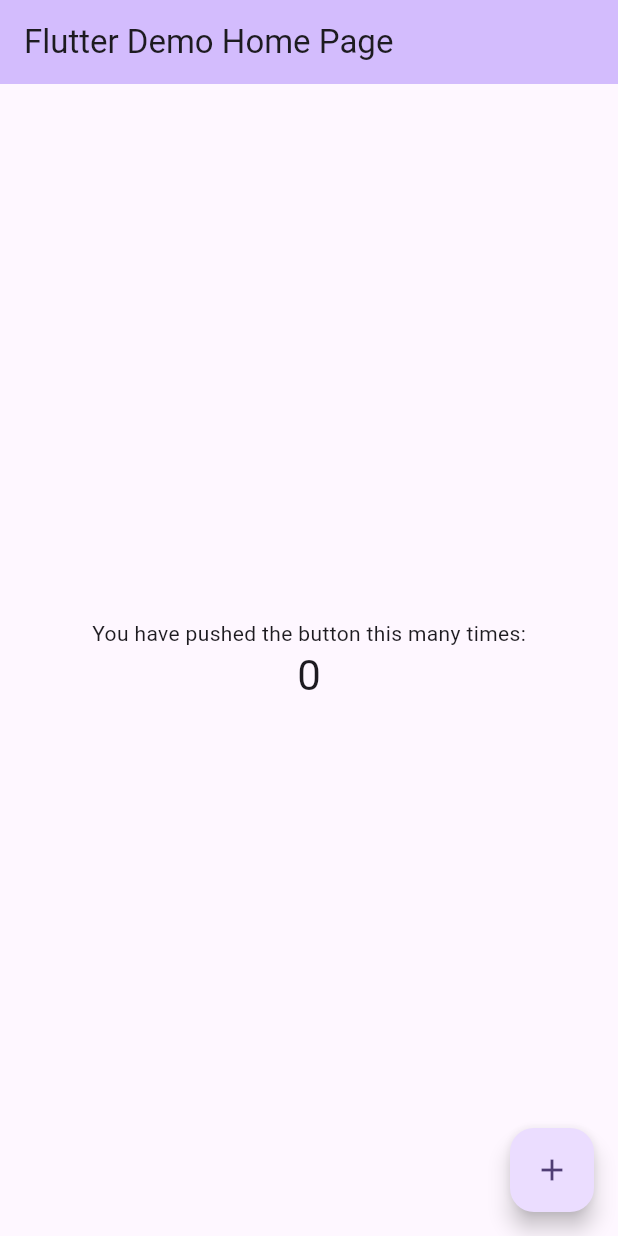
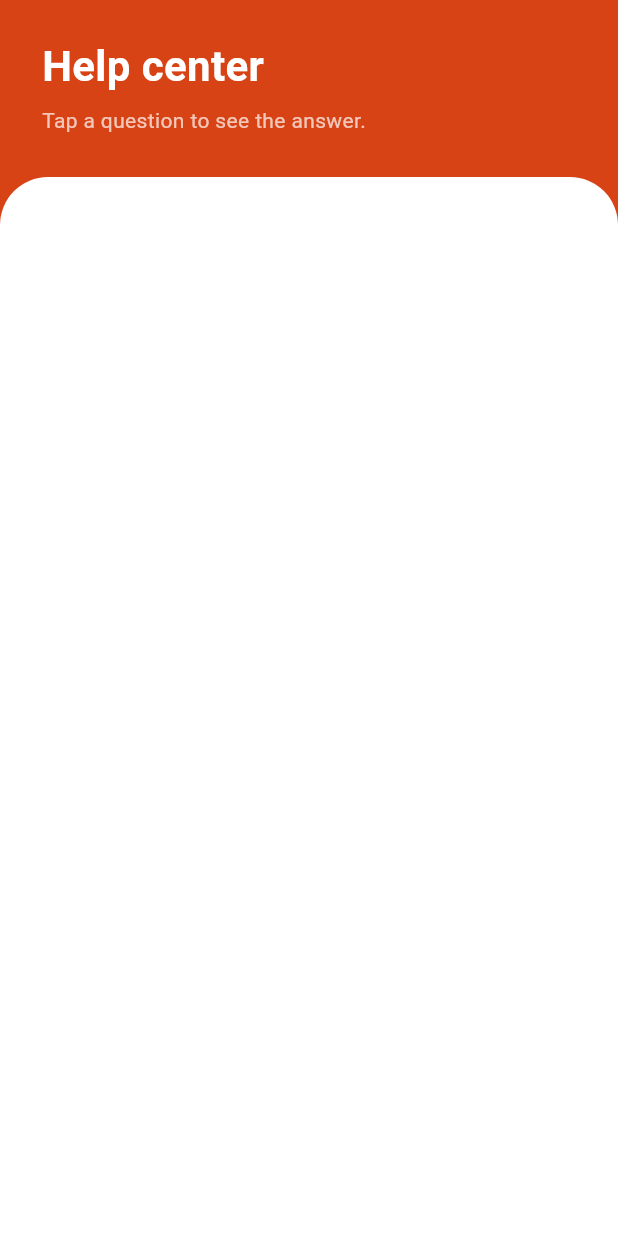
Before and after one commit to nakuwa23/expansion_tile_demo, a Flutter app: the screen it shows after launch, on a phone screen of 412 x 824 dp. Run offline on Flutter 3.47's test engine with Material 3 defaults, Android fonts, the phone set to English and light mode, and no system bars.

Commit message:
Add orange header and white sheet layout

```diff
--- a/lib/main.dart
+++ b/lib/main.dart
@@ -1,122 +1,71 @@
 import 'package:flutter/material.dart';
 
-void main() {
-  runApp(const MyApp());
+// Widget docs: https://api.flutter.dev/flutter/material/ExpansionTile-class.html
+
+void main() => runApp(const FaqApp());
+
+class FaqApp extends StatelessWidget {
+  const FaqApp({super.key});
+
+  @override
+  Widget build(BuildContext context) => const MaterialApp(
+        debugShowCheckedModeBanner: false,
+        home: FaqScreen(),
+      );
 }
 
-class MyApp extends StatelessWidget {
-  const MyApp({super.key});
+class FaqScreen extends StatelessWidget {
+  const FaqScreen({super.key});
 
-  // This widget is the root of your application.
-  @override
-  Widget build(BuildContext context) {
-    return MaterialApp(
-      title: 'Flutter Demo',
-      theme: ThemeData(
-        // This is the theme of your application.
-        //
-        // TRY THIS: Try running your application with "flutter run". You'll see
-        // the application has a purple toolbar. Then, without quitting the app,
-        // try changing the seedColor in the colorScheme below to Colors.green
-        // and then invoke "hot reload" (save your changes or press the "hot
-        // reload" button in a Flutter-supported IDE, or press "r" if you used
-        // the command line to start the app).
-        //
-        // Notice that the counter didn't reset back to zero; the application
-        // state is not lost during the reload. To reset the state, use hot
-        // restart instead.
-        //
-        // This works for code too, not just values: Most code changes can be
-        // tested with just a hot reload.
-        colorScheme: .fromSeed(seedColor: Colors.deepPurple),
-      ),
-      home: const MyHomePage(title: 'Flutter Demo Home Page'),
-    );
-  }
-}
-
-class MyHomePage extends StatefulWidget {
-  const MyHomePage({super.key, required this.title});
-
-  // This widget is the home page of your application. It is stateful, meaning
-  // that it has a State object (defined below) that contains fields that affect
-  // how it looks.
-
-  // This class is the configuration for the state. It holds the values (in this
-  // case the title) provided by the parent (in this case the App widget) and
-  // used by the build method of the State. Fields in a Widget subclass are
-  // always marked "final".
-
-  final String title;
-
-  @override
-  State<MyHomePage> createState() => _MyHomePageState();
-}
-
-class _MyHomePageState extends State<MyHomePage> {
-  int _counter = 0;
-
-  void _incrementCounter() {
-    setState(() {
-      // This call to setState tells the Flutter framework that something has
-      // changed in this State, which causes it to rerun the build method below
-      // so that the display can reflect the updated values. If we changed
-      // _counter without calling setState(), then the build method would not be
-      // called again, and so nothing would appear to happen.
-      _counter++;
-    });
-  }
+  // Color palette
+  static const _accent = Color(0xFFD84315); // header, title, icon
 
   @override
   Widget build(BuildContext context) {
-    // This method is rerun every time setState is called, for instance as done
-    // by the _incrementCounter method above.
-    //
-    // The Flutter framework has been optimized to make rerunning build methods
-    // fast, so that you can just rebuild anything that needs updating rather
-    // than having to individually change instances of widgets.
     return Scaffold(
-      appBar: AppBar(
-        // TRY THIS: Try changing the color here to a specific color (to
-        // Colors.amber, perhaps?) and trigger a hot reload to see the AppBar
-        // change color while the other colors stay the same.
-        backgroundColor: Theme.of(context).colorScheme.inversePrimary,
-        // Here we take the value from the MyHomePage object that was created by
-        // the App.build method, and use it to set our appbar title.
-        title: Text(widget.title),
-      ),
-      body: Center(
-        // Center is a layout widget. It takes a single child and positions it
-        // in the middle of the parent.
+      backgroundColor: _accent,
+      body: SafeArea(
+        bottom: false,
         child: Column(
-          // Column is also a layout widget. It takes a list of children and
-          // arranges them vertically. By default, it sizes itself to fit its
-          // children horizontally, and tries to be as tall as its parent.
-          //
-          // Column has various properties to control how it sizes itself and
-          // how it positions its children. Here we use mainAxisAlignment to
-          // center the children vertically; the main axis here is the vertical
-          // axis because Columns are vertical (the cross axis would be
-          // horizontal).
-          //
-          // TRY THIS: Invoke "debug painting" (choose the "Toggle Debug Paint"
-          // action in the IDE, or press "p" in the console), to see the
-          // wireframe for each widget.
-          mainAxisAlignment: .center,
+          crossAxisAlignment: CrossAxisAlignment.start,
           children: [
-            const Text('You have pushed the button this many times:'),
-            Text(
-              '$_counter',
-              style: Theme.of(context).textTheme.headlineMedium,
+            const Padding(
+              padding: EdgeInsets.fromLTRB(28, 24, 28, 28),
+              child: Column(
+                crossAxisAlignment: CrossAxisAlignment.start,
+                children: [
+                  Text(
+                    'Help center',
+                    style: TextStyle(
+                      color: Colors.white,
+                      fontSize: 28,
+                      fontWeight: FontWeight.w600,
+                    ),
+                  ),
+                  SizedBox(height: 6),
+                  Text(
+                    'Tap a question to see the answer.',
+                    style: TextStyle(color: Colors.white70),
+                  ),
+                ],
+              ),
+            ),
+            Expanded(
+              child: Container(
+                width: double.infinity,
+                decoration: const BoxDecoration(
+                  color: Colors.white,
+                  borderRadius: BorderRadius.vertical(top: Radius.circular(32)),
+                ),
+                child: ListView(
+                  padding: const EdgeInsets.fromLTRB(20, 28, 20, 20),
+                  children: const [],
+                ),
+              ),
             ),
           ],
         ),
       ),
-      floatingActionButton: FloatingActionButton(
-        onPressed: _incrementCounter,
-        tooltip: 'Increment',
-        child: const Icon(Icons.add),
-      ),
     );
   }
 }
```
